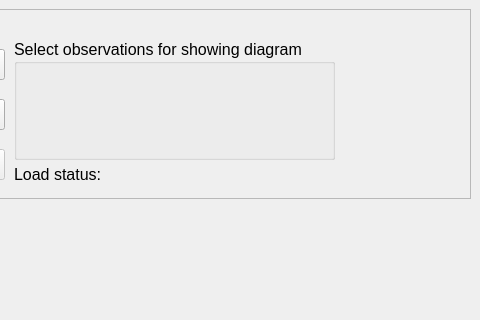
Qt form gui/pyqt5_design_resizable.ui (symphony-of-nirfolio/Signal-anomaly-detection) before a commit; both pictures show x 870 to 1350 and y 0 to 320 of the 1350 by 680 pixel window.
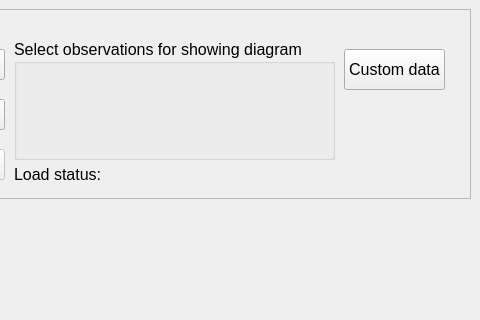
The same form after that commit.

Commit message: Added empty window for custom data

What changed in the file:
```diff
--- a/gui/pyqt5_design_resizable.ui
+++ b/gui/pyqt5_design_resizable.ui
@@ -644,6 +644,24 @@
             <string>Load status:</string>
            </property>
           </widget>
+          <widget class="QPushButton" name="custom_data_push_button">
+           <property name="geometry">
+            <rect>
+             <x>840</x>
+             <y>40</y>
+             <width>101</width>
+             <height>41</height>
+            </rect>
+           </property>
+           <property name="font">
+            <font>
+             <pointsize>12</pointsize>
+            </font>
+           </property>
+           <property name="text">
+            <string>Custom data</string>
+           </property>
+          </widget>
          </widget>
         </item>
         <item>
```
The commit also changes 6 other files.
